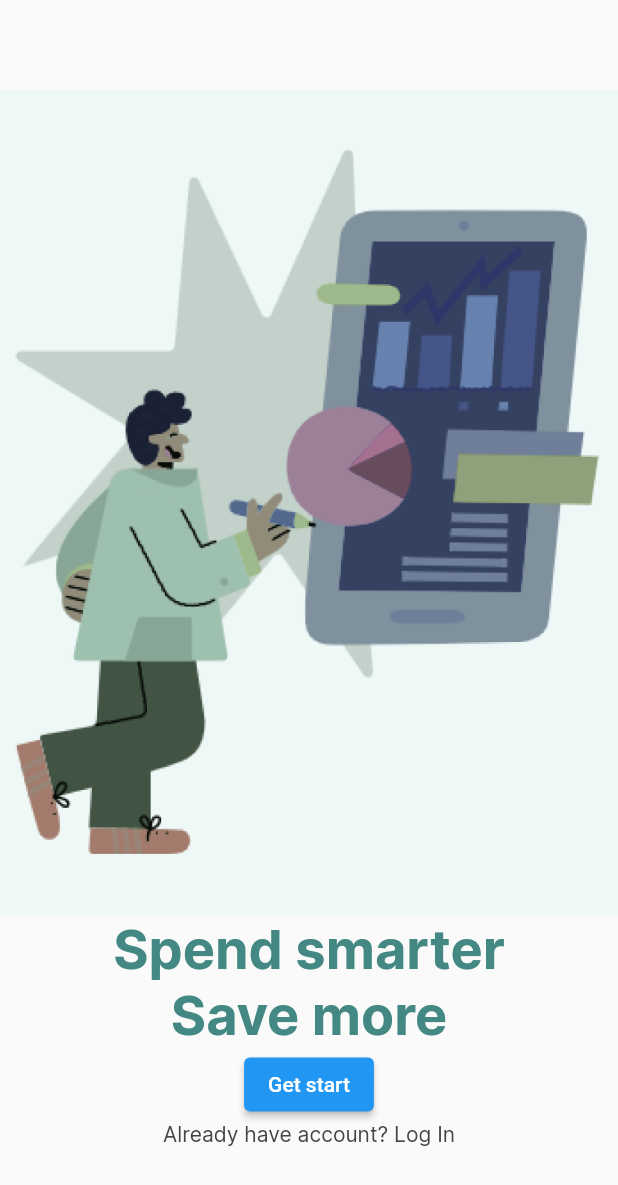
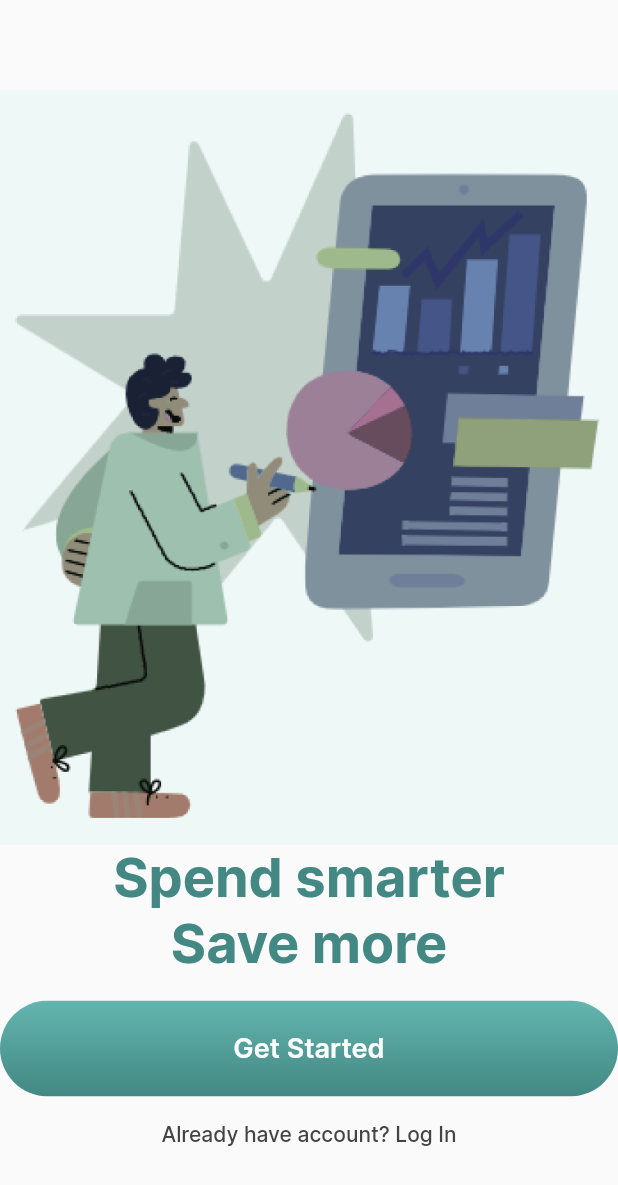
Before and after one commit to atanazio95/finances_app, a Flutter app: the screen it shows after launch, on a phone screen of 412 x 824 dp. Shown: the top 1185 px of the screen. Run offline on Flutter 3.47's test engine with Material 2 defaults, Android fonts, the phone set to English and light mode, and no system bars.

Commit message:
nova funcionalidade

```diff
--- a/lib/app.dart
+++ b/lib/app.dart
@@ -1,6 +1,7 @@
-import 'package:finances_app/features/splash/onboarding/onboarding_page.dart';
 import 'package:finances_app/features/splash/splash_page.dart';
 import 'package:flutter/material.dart';
+
+import 'features/onboarding/onboarding_page.dart';
 
 class App extends StatelessWidget {
   const App({Key? key}) : super(key: key);
--- a/lib/common/constants/app_text_styles.dart
+++ b/lib/common/constants/app_text_styles.dart
@@ -14,6 +14,13 @@ class AppTextStyle {
     fontSize: 36.0,
     fontWeight: FontWeight.w700,
   );
+
+  static const TextStyle mediumText18 = TextStyle(
+    fontFamily: "Inter",
+    fontSize: 18.0,
+    fontWeight: FontWeight.w600,
+  );
+
   static const TextStyle smallText = TextStyle(
     fontFamily: "Inter",
     fontSize: 14.0,
--- a/lib/features/splash/onboarding/onboarding_page.dart
+++ b/lib/features/onboarding/onboarding_page.dart
@@ -30,7 +30,13 @@ class OnboardingPage extends StatelessWidget {
                 style: AppTextStyle.mediumText
                     .copyWith(color: AppColors.greenlightTwo),
               ),
-              ElevatedButton(onPressed: () {}, child: Text('Get start')),
+              const SizedBox(
+                height: 16,
+              ),
+               PrimaryButton(text: 'Get Started', onPressed: (){},),
+              const SizedBox(
+                height: 16,
+              ),
               Text(
                 'Already have account? Log In',
                 style: AppTextStyle.smallText.copyWith(color: AppColors.grey),
@@ -45,3 +51,39 @@ class OnboardingPage extends StatelessWidget {
     );
   }
 }
+
+class PrimaryButton extends StatelessWidget {
+  final VoidCallback? onPressed;
+  final String text;
+  const PrimaryButton({
+    Key? key,
+    this.onPressed,
+    required this.text,
+  }) : super(key: key);
+
+  @override
+  Widget build(BuildContext context) {
+    return Material(
+      child: Ink(
+        decoration: const BoxDecoration(
+            borderRadius: BorderRadius.all(Radius.circular(38.0)),
+            gradient: LinearGradient(
+              begin: Alignment.topCenter,
+              end: Alignment.bottomCenter,
+              colors: AppColors.greenGradient,
+            )),
+        child: InkWell(
+          onTap: onPressed,
+          child: Container(
+            height: 64.0,
+            alignment: Alignment.center,
+            child: Text(
+              text,
+              style: AppTextStyle.mediumText18.copyWith(color: AppColors.white),
+            ),
+          ),
+        ),
+      ),
+    );
+  }
+}
```
Also changed, not shown: pubspec.yaml (+7 -0 lines), assets/fonts/Inter-ExtraBold.ttf (added), assets/fonts/Inter-Medium.ttf (added), assets/fonts/Inter-SemiBold.ttf (added).
